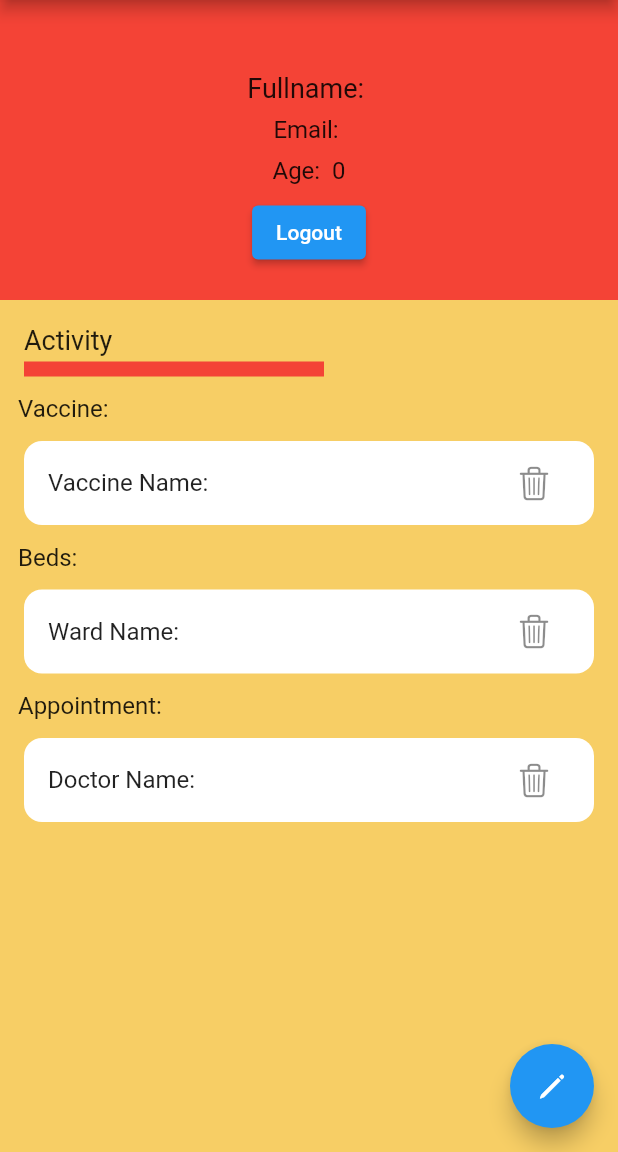
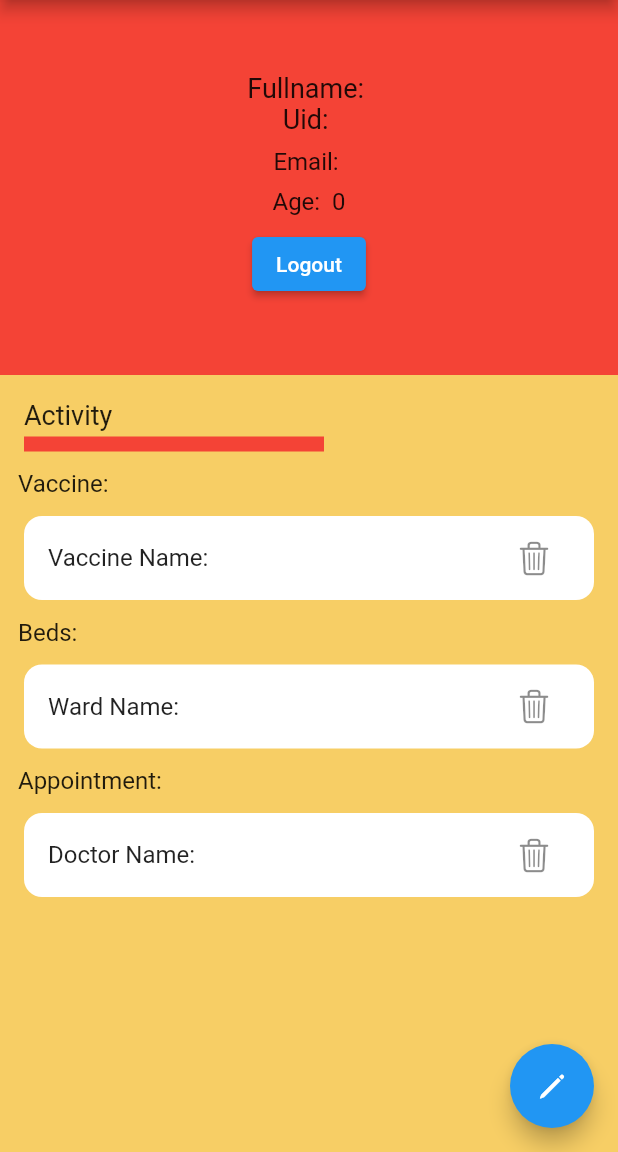
Before and after one commit to abishek12/MediTech, a Flutter app: the DashboardScreen screen opened by its route, on a phone screen of 412 x 824 dp, the part 84-1236 px from its top. Run offline on Flutter 3.47's test engine with Material 2 defaults, Android fonts, the light colour scheme and no system bars; our stand-ins replace cloud_firestore, double_back_to_close_app, firebase_auth, firebase_core, flutter_local_notifications, flutter_rating_bar and 2 more; missing offline and left inert: khalti_flutter, mailer, telephony; accounts and stored records are empty.

Commit message:
beta 1.0.2

```diff
--- a/lib/screen/book_appointment.dart
+++ b/lib/screen/book_appointment.dart
@@ -55,7 +55,9 @@ class _BookAppointmentState extends State<BookAppointment> {
         } else {
           CollectionReference _bookAppointmentDoctor =
               FirebaseFirestore.instance.collection('bookAppointment');
-          _bookAppointmentDoctor.doc(widget.docId).set({
+          _bookAppointmentDoctor
+              .doc(FirebaseAuth.instance.currentUser!.uid)
+              .set({
             'uId': FirebaseAuth.instance.currentUser!.uid,
             'doctor_id': widget.docId,
             'doctor_name': widget.doctorName,
--- a/lib/screen/dashboard_screen.dart
+++ b/lib/screen/dashboard_screen.dart
@@ -51,7 +51,7 @@ class DashboardScreen extends StatelessWidget {
                   children: [
                     Container(
                       width: MediaQuery.of(context).size.width,
-                      height: 200,
+                      height: 250,
                       color: Colors.red,
                       child: Column(
                         crossAxisAlignment: CrossAxisAlignment.center,
@@ -61,6 +61,10 @@ class DashboardScreen extends StatelessWidget {
                           ),
                           Text(
                             "Fullname: ${data['fullName']}",
+                            style: MyStyles.headingFour,
+                          ),
+                          Text(
+                            "Uid: " + FirebaseAuth.instance.currentUser!.uid,
                             style: MyStyles.headingFour,
                           ),
                           SizedBox(
```
Lines whose indentation alone changed are shown as unchanged.
